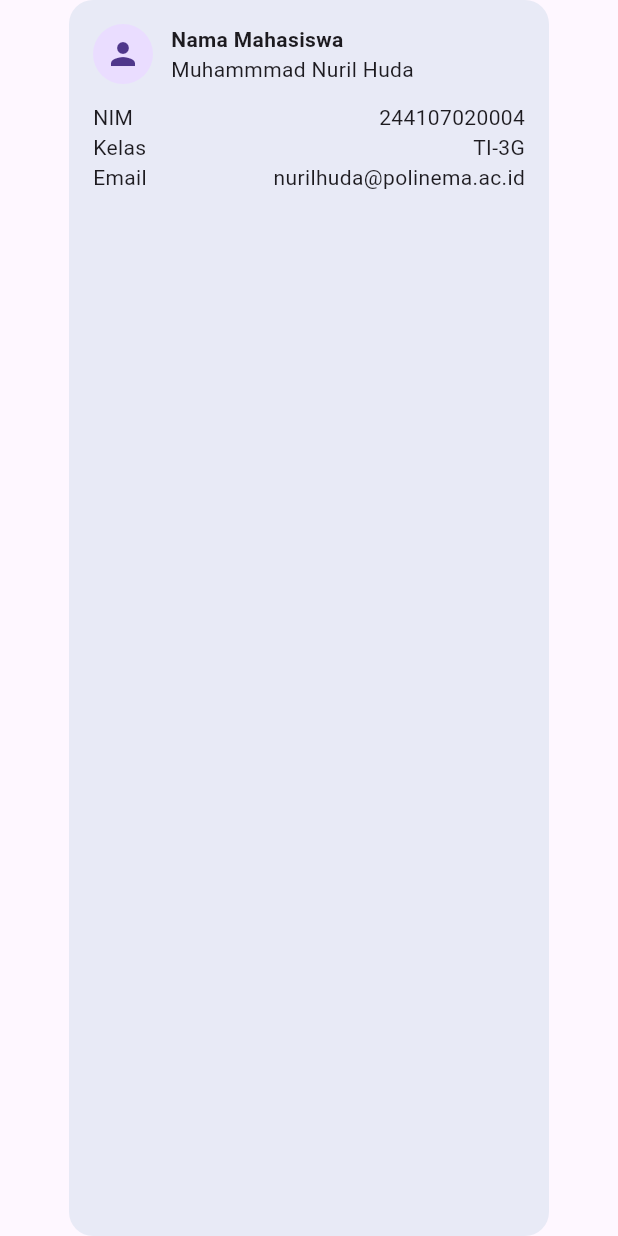
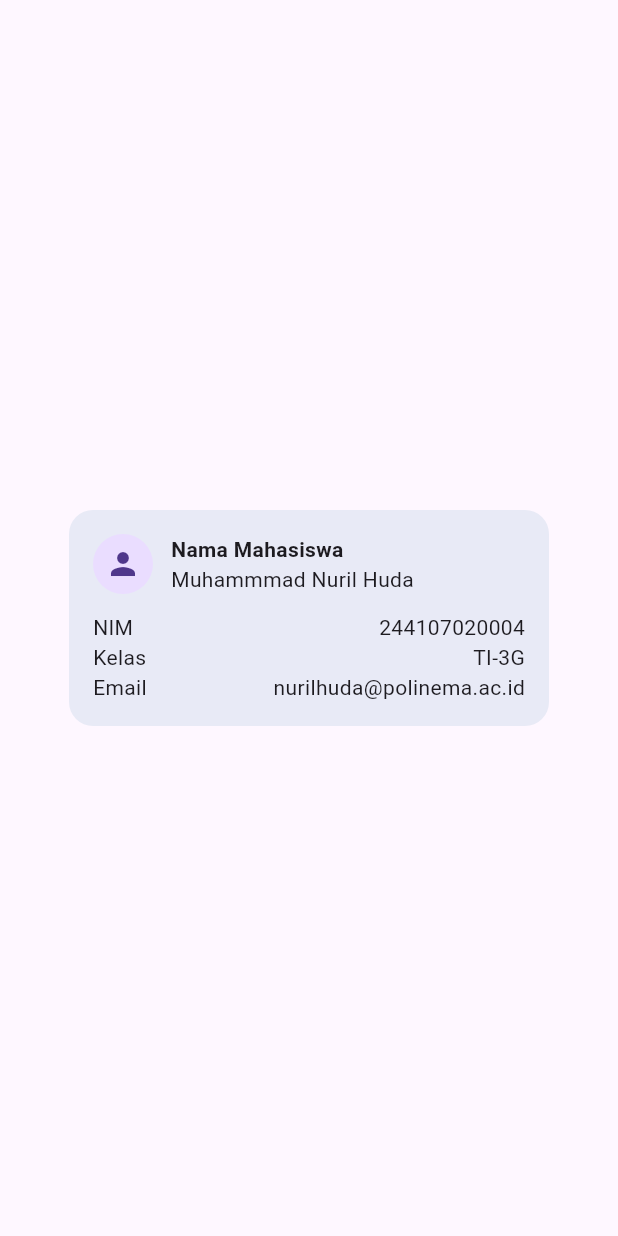
Before and after one commit to nurilhuda05/muhammadnurilhuda-mobile-course, a Flutter app: the screen it shows after launch, on a phone screen of 412 x 824 dp. Run offline on Flutter 3.47's test engine with Material 3 defaults, Android fonts, the phone set to English and light mode, and no system bars.

```diff
--- a/01-week-1-mobile-development-ecosystem-flutter-refresh/my_first_app/lib/main.dart
+++ b/01-week-1-mobile-development-ecosystem-flutter-refresh/my_first_app/lib/main.dart
@@ -27,7 +27,7 @@ class ProfileCard extends StatelessWidget {
         borderRadius: BorderRadius.circular(16),
       ),
       child: Column(
-        mainAxisSize: MainAxisSize.max,
+        mainAxisSize: MainAxisSize.min,
         children: [
           Row(
             children: [
```
Also changed, not shown: 01-week-1-mobile-development-ecosystem-flutter-refresh/my_first_app/screenshoot/Flutter Devices.png (renamed from 01-week-1-mobile-development-ecosystem-flutter-refresh/screenshoot/Flutter Devices.png), 01-week-1-mobile-development-ecosystem-flutter-refresh/my_first_app/screenshoot/Flutter Doctor.png (renamed from 01-week-1-mobile-development-ecosystem-flutter-refresh/screenshoot/Flutter Doctor.png), 01-week-1-mobile-development-ecosystem-flutter-refresh/my_first_app/screenshoot/Tampilan UI.jpeg (renamed from 01-week-1-mobile-development-ecosystem-flutter-refresh/screenshoot/Tampilan UI.jpeg), 2 other files.
